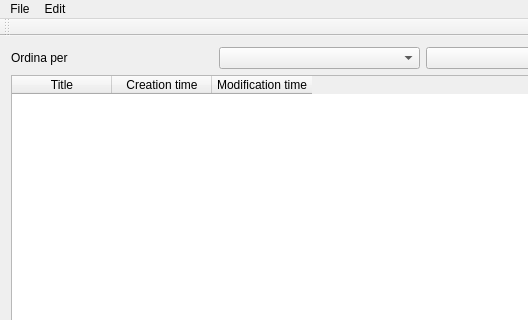
matteoalessiocarrara/GNUDO-cpp-ui-qt, file gnudo-cpp-ui-qt/mainwindow.ui: the form before one commit; both pictures show x 0 to 528 and y 0 to 320 of the 639 by 486 pixel window.
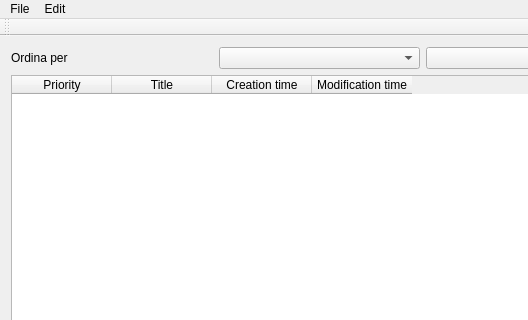
The form after the commit.

Diff of the .ui file:
```diff
--- a/gnudo-cpp-ui-qt/mainwindow.ui
+++ b/gnudo-cpp-ui-qt/mainwindow.ui
@@ -64,6 +64,11 @@
       <attribute name="verticalHeaderVisible">
        <bool>false</bool>
       </attribute>
+      <column>
+       <property name="text">
+        <string>Priority</string>
+       </property>
+      </column>
       <column>
        <property name="text">
         <string>Title</string>
```
Left out of the diff: 6 changed lines with no effect on the pictures.
